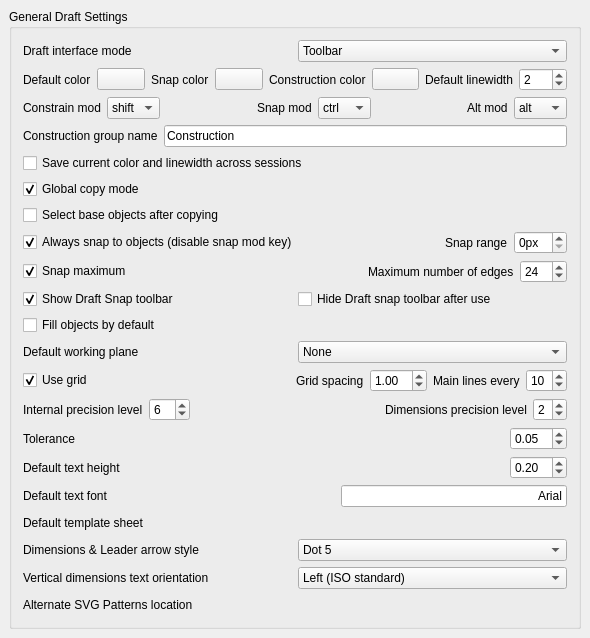
The window that src/Mod/Draft/Resources/ui/userprefs-base.ui (berndhahnebach/All_FreeCAD) describes before a commit, drawn with Qt 5.
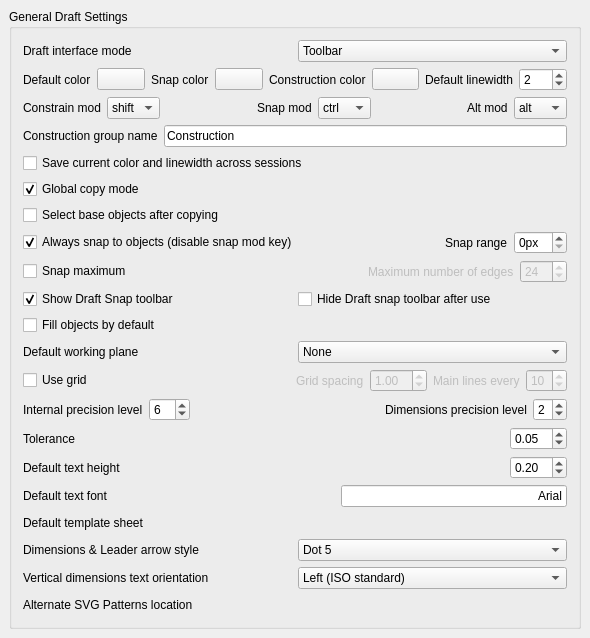
The same window after the commit. Custom widgets are drawn as their Qt base class.

Patch:
```diff
--- a/src/Mod/Draft/Resources/ui/userprefs-base.ui
+++ b/src/Mod/Draft/Resources/ui/userprefs-base.ui
@@ -469,7 +469,7 @@
            <string>Snap maximum</string>
           </property>
           <property name="checked">
-           <bool>true</bool>
+           <bool>false</bool>
           </property>
           <property name="prefEntry" stdset="0">
            <cstring>maxSnap</cstring>
@@ -494,6 +494,9 @@
         </item>
         <item>
          <widget class="QLabel" name="label_23">
+          <property name="enabled">
+           <bool>false</bool>
+          </property>
           <property name="toolTip">
            <string>Maximum number of edges to be considered for snapping</string>
           </property>
@@ -504,6 +507,9 @@
         </item>
         <item>
          <widget class="Gui::PrefSpinBox" name="gui::prefspinbox_6">
+          <property name="enabled">
+           <bool>false</bool>
+          </property>
           <property name="maximum">
            <number>999</number>
           </property>
@@ -628,7 +634,7 @@
            <string>Use grid</string>
           </property>
           <property name="checked">
-           <bool>true</bool>
+           <bool>false</bool>
           </property>
           <property name="prefEntry" stdset="0">
            <cstring>grid</cstring>
@@ -653,6 +659,9 @@
         </item>
         <item>
          <widget class="QLabel" name="label_15">
+          <property name="enabled">
+           <bool>false</bool>
+          </property>
           <property name="text">
            <string>Grid spacing</string>
           </property>
@@ -660,6 +669,9 @@
         </item>
         <item>
          <widget class="Gui::PrefDoubleSpinBox" name="gui::prefdoublespinbox_3">
+          <property name="enabled">
+           <bool>false</bool>
+          </property>
           <property name="toolTip">
            <string>The spacing between each grid line</string>
           </property>
@@ -676,6 +688,9 @@
         </item>
         <item>
          <widget class="QLabel" name="label_16">
+          <property name="enabled">
+           <bool>false</bool>
+          </property>
           <property name="text">
            <string>Main lines every</string>
           </property>
@@ -683,6 +698,9 @@
         </item>
         <item>
          <widget class="Gui::PrefSpinBox" name="gui::prefspinbox_4">
+          <property name="enabled">
+           <bool>false</bool>
+          </property>
           <property name="toolTip">
            <string>Mainlines will be drawn thicker. Specify here how many squares between mainlines.</string>
           </property>
```
